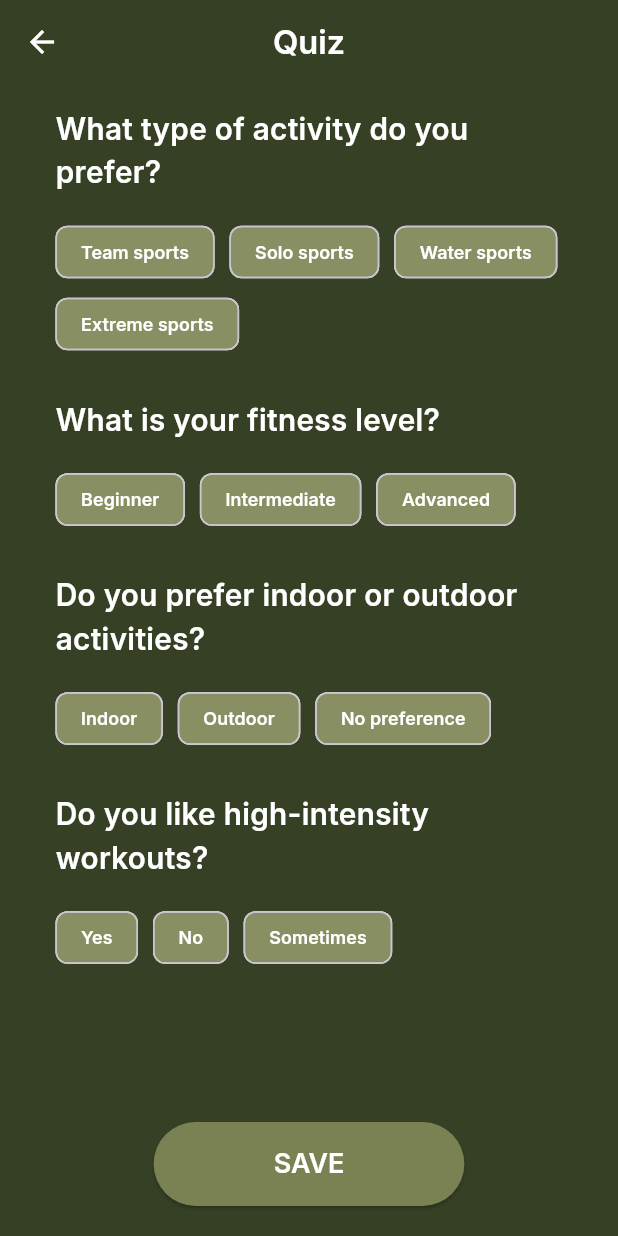
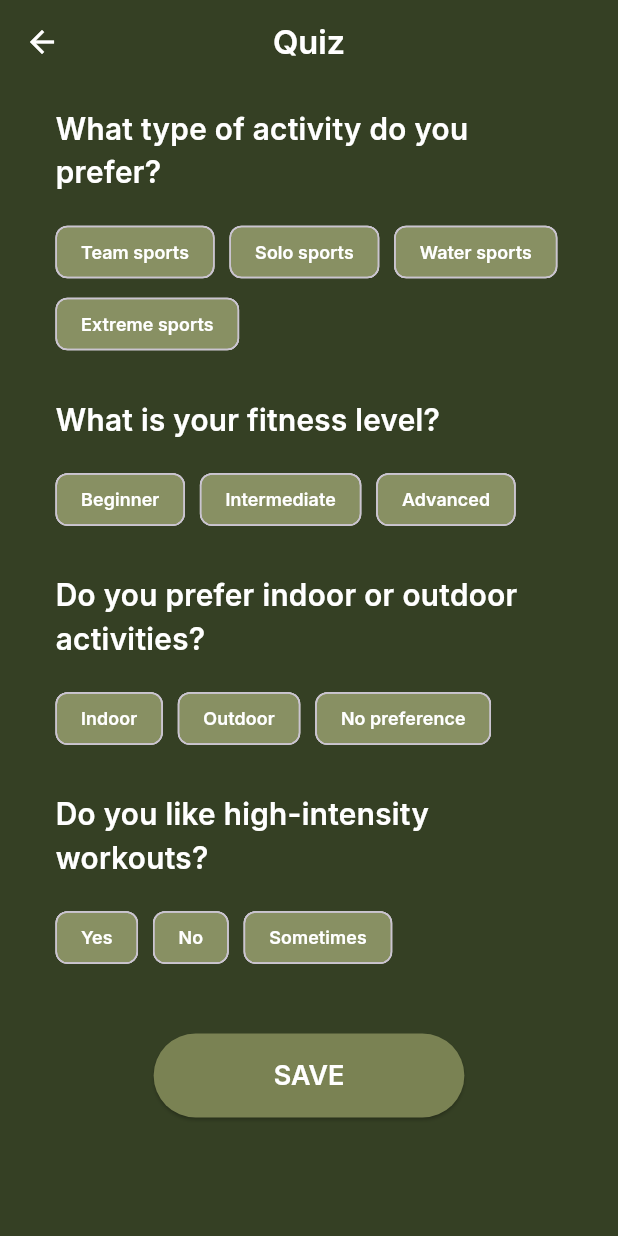
Before and after one commit to Chawanwit078/Mobile_App_PJ, a Flutter app: the Quiz widget shown alone on an empty page, opened directly, after a tap on "Not sure which sport suits you?", on a phone screen of 412 x 824 dp. Run offline on Flutter 3.47's test engine with Material 3 defaults, Android fonts, the light colour scheme and no system bars; our stand-ins replace fl_chart, iconly, pedometer, shared_preferences, sqflite, table_calendar and 1 more; accounts and stored records are empty; network calls fail.

Commit message:
commit แก้overflow/ทดลองในโทรศัพท์

```diff
--- a/lib/pages/profile.dart
+++ b/lib/pages/profile.dart
@@ -162,11 +162,7 @@ class _ProfilePageState extends State<ProfilePage> {
                   radius: 45,
                   backgroundColor: cardGreen,
                 ),
-                Positioned(
-                  bottom: 0,
-                  right: 0,
-                  child: Icon(Icons.edit, size: 20, color: darkGreen),
-                )
+
               ],
             ),
             const SizedBox(height: 8),
--- a/lib/pages/quiz.dart
+++ b/lib/pages/quiz.dart
@@ -39,8 +39,9 @@ class _QuizPageState extends State<QuizPage> {
         ),
         centerTitle: true,
       ),
-      body: Padding(
+      body: SingleChildScrollView(
         padding: EdgeInsets.symmetric(horizontal: 20),
+        keyboardDismissBehavior: ScrollViewKeyboardDismissBehavior.onDrag,
         child: Column(
           crossAxisAlignment: CrossAxisAlignment.start,
           children: [
@@ -60,7 +61,7 @@ class _QuizPageState extends State<QuizPage> {
               "Do you like high-intensity workouts?",
               ["Yes", "No", "Sometimes"],
             ),
-            Spacer(),
+            const SizedBox(height: 30),
             Center(
               child: ElevatedButton(
                 onPressed: () async {
@@ -74,12 +75,10 @@ class _QuizPageState extends State<QuizPage> {
                     if (userId != null) {
                       try {
                         await ApiService.saveUserQuizAnswers(userId, typeAnswer, styleAnswer);
-
-                        // ✅ กลับไปหน้าเดิมที่มี navbar อยู่
                         Navigator.pop(context, 'success');
                       } catch (e) {
                         ScaffoldMessenger.of(context).showSnackBar(
-                          SnackBar(content: Text('Failed to save')),
+                          const SnackBar(content: Text('Failed to save')),
                         );
                       }
                     }
@@ -87,12 +86,12 @@ class _QuizPageState extends State<QuizPage> {
                 },
                 style: ElevatedButton.styleFrom(
                   backgroundColor: Color(0xFF7A8253),
-                  padding: EdgeInsets.symmetric(horizontal: 80, vertical: 15),
+                  padding: const EdgeInsets.symmetric(horizontal: 80, vertical: 15),
                   shape: RoundedRectangleBorder(
                     borderRadius: BorderRadius.circular(30),
                   ),
                 ),
-                child: Text(
+                child: const Text(
                   "SAVE",
                   style: TextStyle(
                     fontFamily: "Inter",
@@ -103,7 +102,7 @@ class _QuizPageState extends State<QuizPage> {
                 ),
               ),
             ),
-            SizedBox(height: 20),
+            const SizedBox(height: 30),
           ],
         ),
       ),
--- a/lib/pages/workout.dart
+++ b/lib/pages/workout.dart
@@ -186,10 +186,11 @@ class Quiz extends StatelessWidget {
         child: Row(
           mainAxisAlignment: MainAxisAlignment.spaceBetween,
           children: [
-            const Column(
+            Expanded( // ✅ ให้ Column ยืดหยุ่นตามพื้นที่
+              child: Column(
                 crossAxisAlignment: CrossAxisAlignment.start,
                 mainAxisAlignment: MainAxisAlignment.center,
-              children: [
+                children: const [
                   Text(
                     "Not sure which sport suits you?",
                     style: TextStyle(
@@ -210,13 +211,16 @@ class Quiz extends StatelessWidget {
                   )
                 ],
               ),
+            ),
+            const SizedBox(width: 10), // ✅ เพิ่มช่องว่างเล็กน้อย
             const Icon(
               IconlyBold.document,
-              size: 50,
+              size: 36, // ✅ ขนาดที่ไม่ใหญ่เกินไป
               color: Color(0xFF354024),
             ),
           ],
         ),
+
       ),
     );
   }
--- a/lib/services/api_service.dart
+++ b/lib/services/api_service.dart
@@ -2,7 +2,7 @@ import 'dart:convert';
 import 'package:http/http.dart' as http;
 
 class ApiService {
-  static const String baseUrl = 'http://10.0.2.2:3000'; // ใช้กับ Android Emulator
+  static const String baseUrl = 'http://192.168.1.100:3000'; // ใช้กับ Android Emulator
   // ถ้าเป็นอุปกรณ์จริง: ใช้ IP เครื่องคอมแทน เช่น 192.168.1.5
 
   // 🔐 Login
```
Also changed, not shown: 1 other file. Lines whose indentation alone changed are shown as unchanged.
